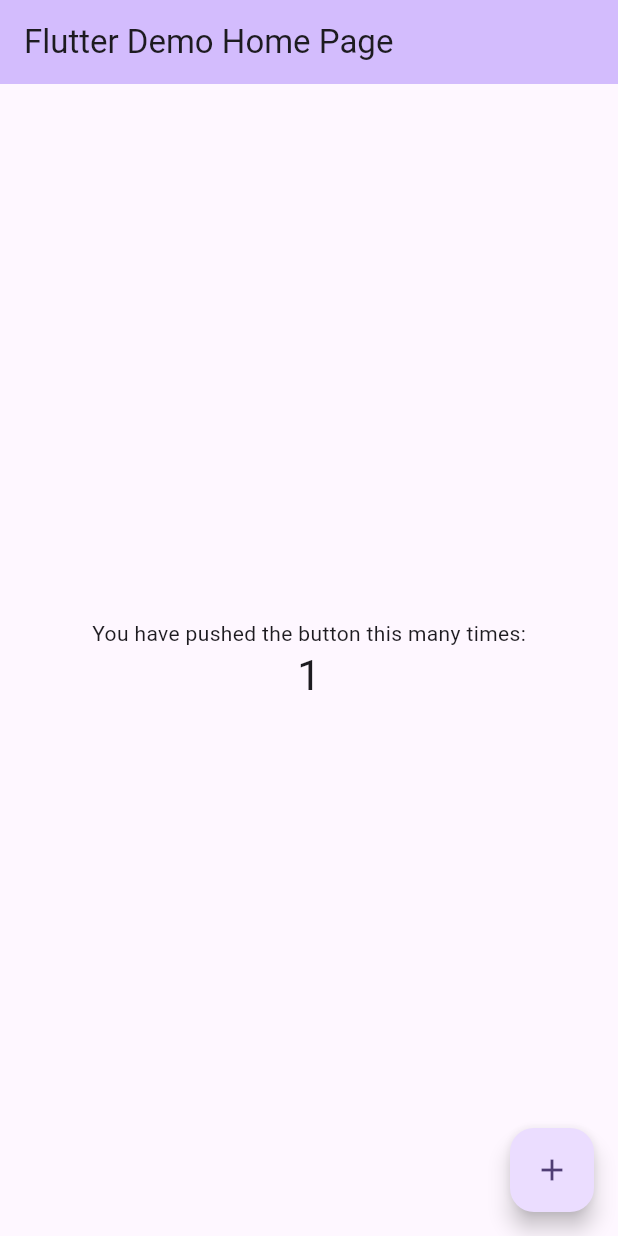
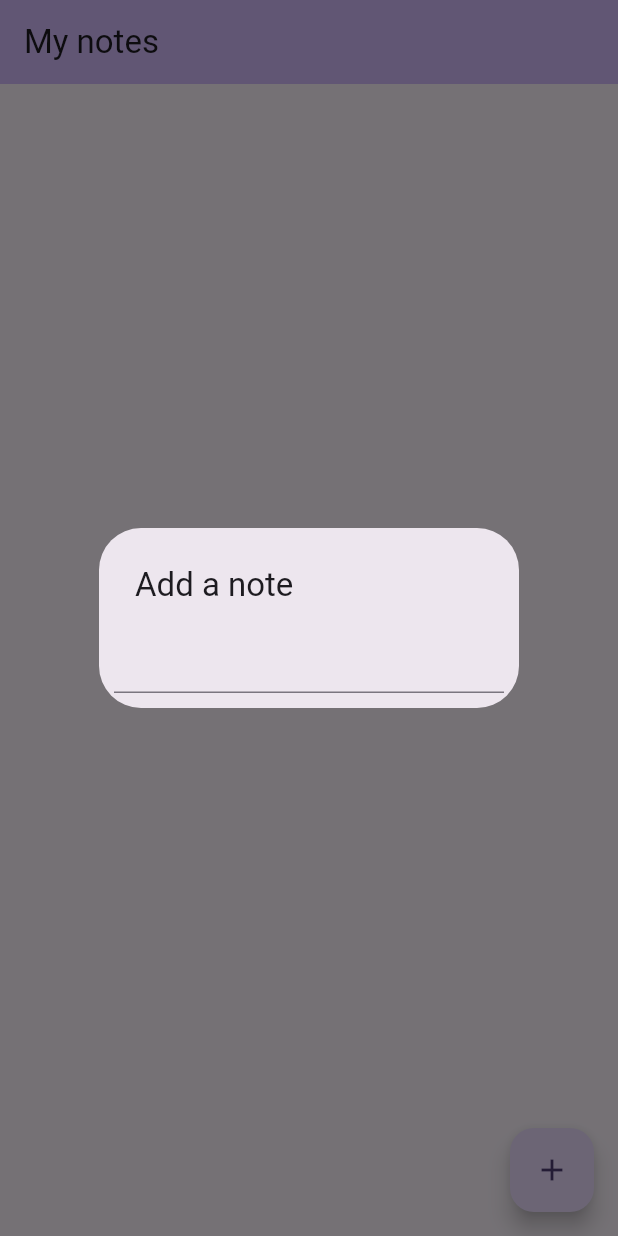
Before and after one commit to Samriddhi98/notes_flow, a Flutter app: the screen it shows after launch, after a tap on the "add" icon, on a phone screen of 412 x 824 dp. Run offline on Flutter 3.47's test engine with Material 3 defaults, Android fonts, the phone set to English and light mode, and no system bars; our stand-ins replace supabase_flutter; accounts and stored records are empty.

Commit message:
supabase setup

```diff
--- a/lib/main.dart
+++ b/lib/main.dart
@@ -1,6 +1,14 @@
 import 'package:flutter/material.dart';
+import 'package:supabase_flutter/supabase_flutter.dart';
 
-void main() {
+Future<void> main() async {
+  WidgetsFlutterBinding.ensureInitialized();
+
+  await Supabase.initialize(
+    url: 'https://vmngzxdrdqjsttlpsohn.supabase.co',
+    anonKey: 'sb_secret_6cY2KP25mFnxe7KwoL-oCQ_LsjldFhS',
+  );
+
   runApp(const MyApp());
 }
 
@@ -30,7 +38,7 @@ class MyApp extends StatelessWidget {
         // tested with just a hot reload.
         colorScheme: .fromSeed(seedColor: Colors.deepPurple),
       ),
-      home: const MyHomePage(title: 'Flutter Demo Home Page'),
+      home: const MyHomePage(title: 'My notes'),
     );
   }
 }
@@ -54,27 +62,12 @@ class MyHomePage extends StatefulWidget {
 }
 
 class _MyHomePageState extends State<MyHomePage> {
-  int _counter = 0;
 
-  void _incrementCounter() {
-    setState(() {
-      // This call to setState tells the Flutter framework that something has
-      // changed in this State, which causes it to rerun the build method below
-      // so that the display can reflect the updated values. If we changed
-      // _counter without calling setState(), then the build method would not be
-      // called again, and so nothing would appear to happen.
-      _counter++;
-    });
-  }
+
 
   @override
   Widget build(BuildContext context) {
-    // This method is rerun every time setState is called, for instance as done
-    // by the _incrementCounter method above.
-    //
-    // The Flutter framework has been optimized to make rerunning build methods
-    // fast, so that you can just rebuild anything that needs updating rather
-    // than having to individually change instances of widgets.
+
     return Scaffold(
       appBar: AppBar(
         // TRY THIS: Try changing the color here to a specific color (to
@@ -86,34 +79,19 @@ class _MyHomePageState extends State<MyHomePage> {
         title: Text(widget.title),
       ),
       body: Center(
-        // Center is a layout widget. It takes a single child and positions it
-        // in the middle of the parent.
-        child: Column(
-          // Column is also a layout widget. It takes a list of children and
-          // arranges them vertically. By default, it sizes itself to fit its
-          // children horizontally, and tries to be as tall as its parent.
-          //
-          // Column has various properties to control how it sizes itself and
-          // how it positions its children. Here we use mainAxisAlignment to
-          // center the children vertically; the main axis here is the vertical
-          // axis because Columns are vertical (the cross axis would be
-          // horizontal).
-          //
-          // TRY THIS: Invoke "debug painting" (choose the "Toggle Debug Paint"
-          // action in the IDE, or press "p" in the console), to see the
-          // wireframe for each widget.
-          mainAxisAlignment: .center,
-          children: [
-            const Text('You have pushed the button this many times:'),
-            Text(
-              '$_counter',
-              style: Theme.of(context).textTheme.headlineMedium,
-            ),
-          ],
-        ),
+
       ),
       floatingActionButton: FloatingActionButton(
-        onPressed: _incrementCounter,
+        onPressed: () {
+          showDialog(context: context, builder: (context) {
+            return SimpleDialog(title: const Text('Add a note'),contentPadding: EdgeInsets.symmetric(horizontal: 10, vertical: 10),
+            children: [
+              TextFormField(onFieldSubmitted: (value) async {
+                await Supabase.instance.client.from('notes').insert({'body': value});
+              },)
+            ],);
+          });
+        },
         tooltip: 'Increment',
         child: const Icon(Icons.add),
       ),
--- a/pubspec.yaml
+++ b/pubspec.yaml
@@ -34,6 +34,7 @@ dependencies:
   # The following adds the Cupertino Icons font to your application.
   # Use with the CupertinoIcons class for iOS style icons.
   cupertino_icons: ^1.0.8
+  supabase_flutter: ^2.10.3
 
 dev_dependencies:
   flutter_test:
```
Also changed, not shown: pubspec.lock, 11 other files.
